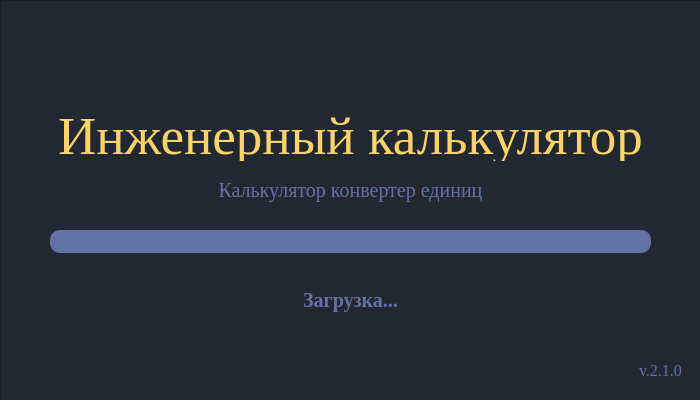
Above: progressbar_ui.ui from GhostTonyRus/ConverterSize before the change. Below: the same form after it.
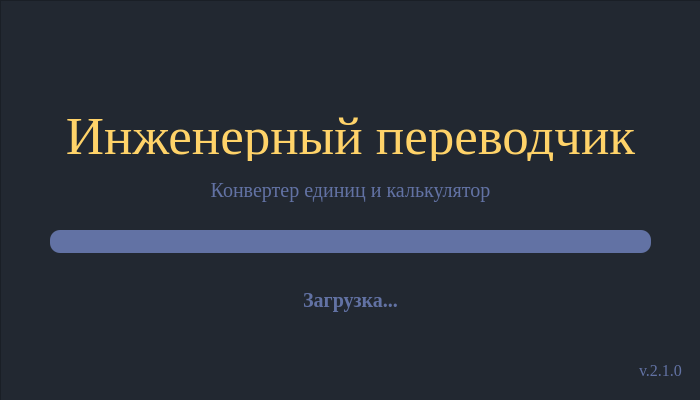
That is the form after the change.

Commit message: обновлён интерфейс, добавлен калькулятор с историей действий и обновлены некоторые конвертеры

```diff
--- a/progressbar_ui.ui
+++ b/progressbar_ui.ui
@@ -65,7 +65,7 @@
       <string notr="true">color: #ffd369;</string>
      </property>
      <property name="text">
-      <string>Инженерный калькулятор</string>
+      <string>Инженерный переводчик</string>
      </property>
      <property name="alignment">
       <set>Qt::AlignCenter</set>
@@ -90,7 +90,7 @@
       <string notr="true">color: rgb(98, 114, 164);</string>
      </property>
      <property name="text">
-      <string>Калькулятор конвертер единиц</string>
+      <string>Конвертер единиц и калькулятор</string>
      </property>
      <property name="alignment">
       <set>Qt::AlignCenter</set>
```
The commit also changes 7 other files.
